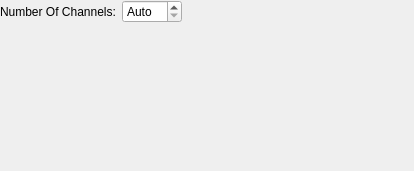
Old version of the form src/asciireadersettings.ui in the repository AlexanderAmelkin/SerialPlot.
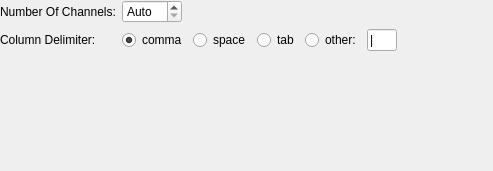
New version of the form.

Commit message: custom ascii (csv) delimiter, resolve #9

The edit to the form file:
```diff
--- a/src/asciireadersettings.ui
+++ b/src/asciireadersettings.ui
@@ -6,14 +6,17 @@
    <rect>
     <x>0</x>
     <y>0</y>
-    <width>414</width>
+    <width>493</width>
     <height>171</height>
    </rect>
   </property>
   <property name="windowTitle">
    <string>Form</string>
   </property>
-  <layout class="QVBoxLayout" name="verticalLayout">
+  <layout class="QFormLayout" name="formLayout">
+   <property name="fieldGrowthPolicy">
+    <enum>QFormLayout::ExpandingFieldsGrow</enum>
+   </property>
    <property name="leftMargin">
     <number>0</number>
    </property>
@@ -26,16 +29,14 @@
    <property name="bottomMargin">
     <number>0</number>
    </property>
-   <item>
-    <layout class="QHBoxLayout" name="horizontalLayout">
-     <item>
+   <item row="0" column="0">
       <widget class="QLabel" name="label_4">
        <property name="text">
         <string>Number Of Channels:</string>
        </property>
       </widget>
      </item>
-     <item>
+   <item row="0" column="1">
       <widget class="QSpinBox" name="spNumOfChannels">
        <property name="minimumSize">
         <size>
@@ -60,34 +61,73 @@
        </property>
       </widget>
      </item>
+   <item row="2" column="0">
+    <widget class="QLabel" name="label">
+     <property name="text">
+      <string>Column Delimiter:</string>
+     </property>
+    </widget>
+   </item>
+   <item row="2" column="1">
+    <layout class="QHBoxLayout" name="horizontalLayout">
      <item>
-      <spacer name="horizontalSpacer">
-       <property name="orientation">
-        <enum>Qt::Horizontal</enum>
+      <widget class="QRadioButton" name="rbComma">
+       <property name="text">
+        <string>comma</string>
        </property>
-       <property name="sizeHint" stdset="0">
+       <property name="checked">
+        <bool>true</bool>
+       </property>
+      </widget>
+     </item>
+     <item>
+      <widget class="QRadioButton" name="rbSpace">
+       <property name="text">
+        <string>space</string>
+       </property>
+      </widget>
+     </item>
+     <item>
+      <widget class="QRadioButton" name="rbTab">
+       <property name="text">
+        <string>tab</string>
+       </property>
+      </widget>
+     </item>
+     <item>
+      <widget class="QRadioButton" name="rbOtherDelimiter">
+       <property name="text">
+        <string>other:</string>
+       </property>
+      </widget>
+     </item>
+     <item>
+      <widget class="QLineEdit" name="leDelimiter">
+       <property name="sizePolicy">
+        <sizepolicy hsizetype="Fixed" vsizetype="Fixed">
+         <horstretch>0</horstretch>
+         <verstretch>0</verstretch>
+        </sizepolicy>
+       </property>
+       <property name="maximumSize">
         <size>
-         <width>1</width>
-         <height>20</height>
+         <width>30</width>
+         <height>16777215</height>
         </size>
        </property>
-      </spacer>
+       <property name="toolTip">
+        <string>Enter a custom delimiter character</string>
+       </property>
+       <property name="inputMask">
+        <string/>
+       </property>
+       <property name="text">
+        <string>|</string>
+       </property>
+      </widget>
      </item>
     </layout>
    </item>
-   <item>
-    <spacer name="verticalSpacer">
-     <property name="orientation">
-      <enum>Qt::Vertical</enum>
-     </property>
-     <property name="sizeHint" stdset="0">
-      <size>
-       <width>20</width>
-       <height>1</height>
-      </size>
-     </property>
-    </spacer>
-   </item>
   </layout>
  </widget>
  <resources/>
```
Lines whose indentation alone changed are shown as unchanged. The commit also changes 4 other files.
